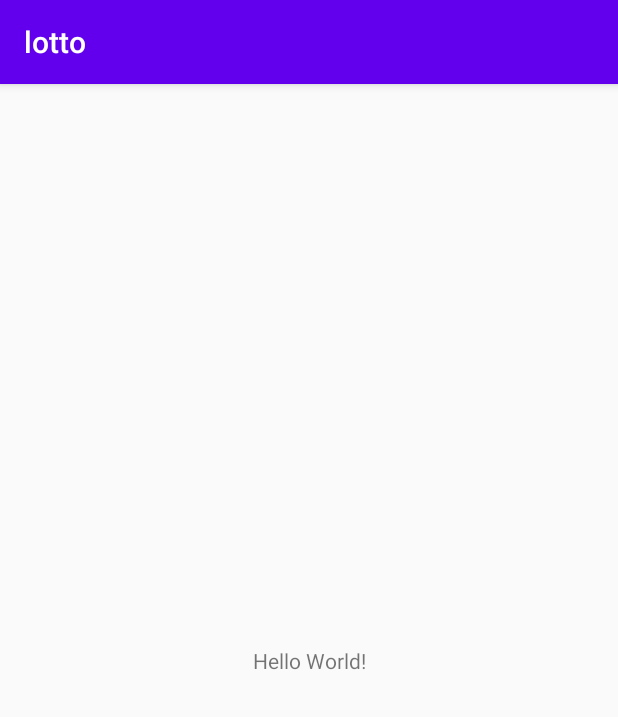
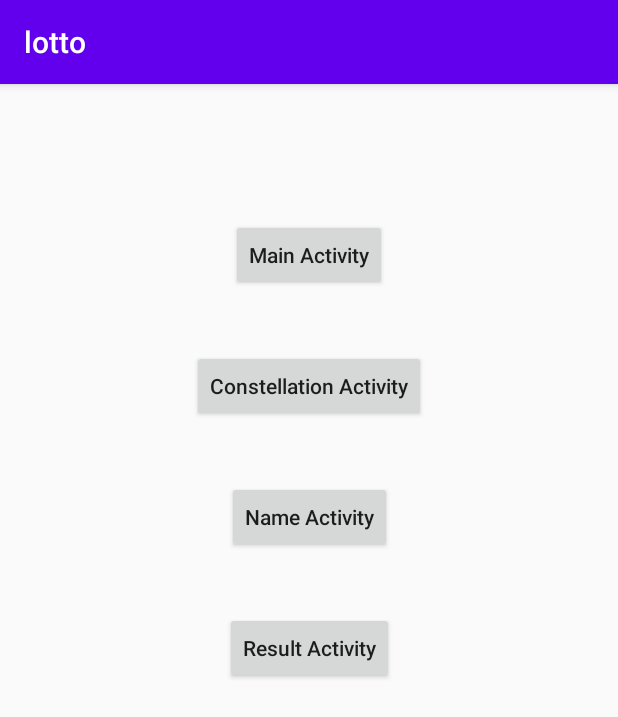
Before and after one commit to zer05um2017/lotto, an Android app: the screen it shows after launch (MainActivity before the commit, TestActivity after it), on a phone screen of 412 x 824 dp. Shown: the top 717 px of the screen. Run offline under Robolectric (Android 15) with nearby library versions, the phone set to English and light mode, and no system bars.

Commit message:
Added all other Activities

```diff
--- a/app/src/main/java/com/j2d2/lotto/ConstellationActivity.kt
+++ b/app/src/main/java/com/j2d2/lotto/ConstellationActivity.kt
@@ -2,11 +2,13 @@ package com.j2d2.lotto
 
 import androidx.appcompat.app.AppCompatActivity
 import android.os.Bundle
+import android.widget.Toast
 
 class ConstellationActivity : AppCompatActivity() {
 
     override fun onCreate(savedInstanceState: Bundle?) {
         super.onCreate(savedInstanceState)
         setContentView(R.layout.activity_constellation)
+        Toast.makeText(applicationContext, "ConstellationActivity", Toast.LENGTH_SHORT).show()
     }
 }
--- a/app/src/main/java/com/j2d2/lotto/MainActivity.kt
+++ b/app/src/main/java/com/j2d2/lotto/MainActivity.kt
@@ -2,11 +2,13 @@ package com.j2d2.lotto
 
 import androidx.appcompat.app.AppCompatActivity
 import android.os.Bundle
+import android.widget.Toast
 
 class MainActivity : AppCompatActivity() {
 
     override fun onCreate(savedInstanceState: Bundle?) {
         super.onCreate(savedInstanceState)
         setContentView(R.layout.activity_main)
+        Toast.makeText(applicationContext, "MainActivity", Toast.LENGTH_SHORT).show()
     }
 }
--- /dev/null
+++ b/app/src/main/java/com/j2d2/lotto/TestActivity.kt
@@ -0,0 +1,32 @@
+package com.j2d2.lotto
+
+import android.content.Intent
+import androidx.appcompat.app.AppCompatActivity
+import android.os.Bundle
+import android.view.View
+import kotlinx.android.synthetic.main.activity_test.*
+
+class TestActivity : AppCompatActivity() {
+
+    override fun onCreate(savedInstanceState: Bundle?) {
+        super.onCreate(savedInstanceState)
+        setContentView(R.layout.activity_test)
+
+        button.setOnClickListener {
+            val intent = Intent(this@TestActivity, MainActivity::class.java)
+            startActivity(intent)
+        }
+        button2.setOnClickListener {
+            val intent = Intent(this@TestActivity, ConstellationActivity::class.java)
+            startActivity(intent)
+        }
+        button3.setOnClickListener {
+            val intent = Intent(this@TestActivity, NameActivity::class.java)
+            startActivity(intent)
+        }
+        button4.setOnClickListener {
+            val intent = Intent(this@TestActivity, ResultActivity::class.java)
+            startActivity(intent)
+        }
+    }
+}
--- /dev/null
+++ b/app/src/main/res/layout/activity_test.xml
@@ -0,0 +1,52 @@
+<?xml version="1.0" encoding="utf-8"?>
+<androidx.constraintlayout.widget.ConstraintLayout xmlns:android="http://schemas.android.com/apk/res/android"
+    xmlns:app="http://schemas.android.com/apk/res-auto"
+    xmlns:tools="http://schemas.android.com/tools"
+    android:layout_width="match_parent"
+    android:layout_height="match_parent"
+    tools:context=".TestActivity">
+
+    <Button
+        android:id="@+id/button2"
+        android:layout_width="wrap_content"
+        android:layout_height="wrap_content"
+        android:layout_marginTop="39dp"
+        android:text="Constellation Activity"
+        android:textAllCaps="false"
+        app:layout_constraintEnd_toEndOf="@+id/button"
+        app:layout_constraintStart_toStartOf="@+id/button"
+        app:layout_constraintTop_toBottomOf="@+id/button" />
+
+    <Button
+        android:id="@+id/button"
+        android:layout_width="wrap_content"
+        android:layout_height="wrap_content"
+        android:layout_marginTop="90dp"
+        android:text="Main Activity"
+        android:textAllCaps="false"
+        app:layout_constraintEnd_toEndOf="parent"
+        app:layout_constraintStart_toStartOf="parent"
+        app:layout_constraintTop_toTopOf="parent" />
+
+    <Button
+        android:id="@+id/button3"
+        android:layout_width="wrap_content"
+        android:layout_height="wrap_content"
+        android:layout_marginTop="39dp"
+        android:text="Name Activity"
+        android:textAllCaps="false"
+        app:layout_constraintEnd_toEndOf="@+id/button2"
+        app:layout_constraintStart_toStartOf="@+id/button2"
+        app:layout_constraintTop_toBottomOf="@+id/button2" />
+
+    <Button
+        android:id="@+id/button4"
+        android:layout_width="wrap_content"
+        android:layout_height="wrap_content"
+        android:layout_marginTop="39dp"
+        android:text="Result Activity"
+        android:textAllCaps="false"
+        app:layout_constraintEnd_toEndOf="@+id/button3"
+        app:layout_constraintStart_toStartOf="@+id/button3"
+        app:layout_constraintTop_toBottomOf="@+id/button3" />
+</androidx.constraintlayout.widget.ConstraintLayout>
```
Also changed, not shown: app/src/main/AndroidManifest.xml (+11 -3 lines), app/src/main/java/com/j2d2/lotto/ResultActivity.kt (added, +14 -0 lines), app/src/main/res/layout/activity_result.xml (added, +9 -0 lines).
